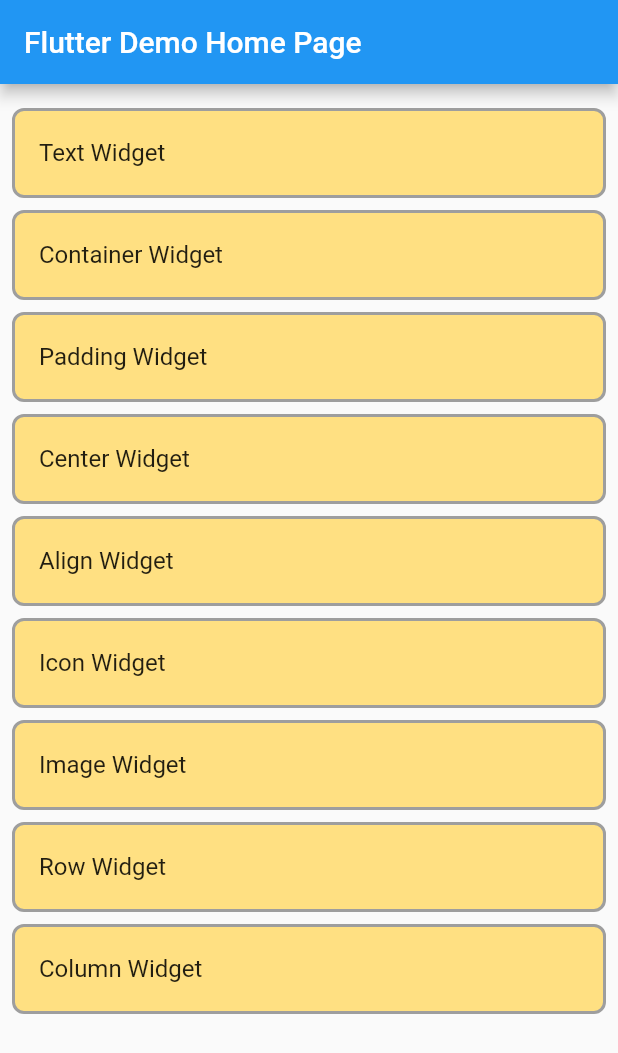
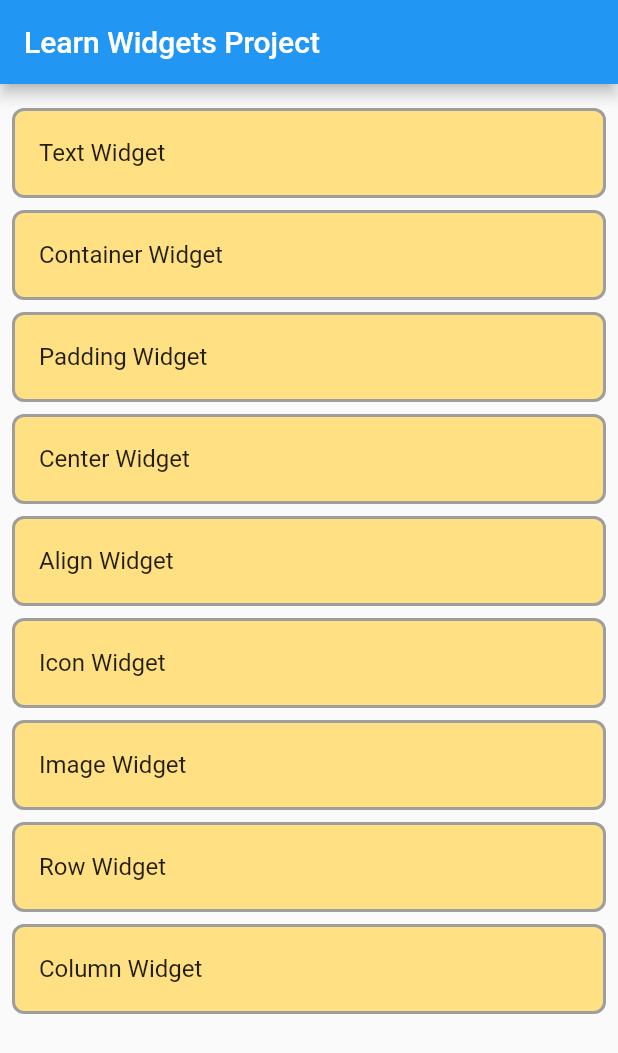
Before and after one commit to payam-zahedi/workshop, a Flutter app: the screen it shows after launch, on a phone screen of 412 x 824 dp. Shown: the top 1053 px of the screen. Run offline on Flutter 3.47's test engine with Material 2 defaults, Android fonts, the phone set to English and light mode, and no system bars.

Commit message:
update home page widget

```diff
--- a/projects/learn_widgets/result/lib/main.dart
+++ b/projects/learn_widgets/result/lib/main.dart
@@ -24,21 +24,19 @@
       theme: ThemeData(
         primarySwatch: Colors.blue,
       ),
-      home: const MyHomePage(title: 'Flutter Demo Home Page'),
+      home: const HomePage(),
     );
   }
 }
 
-class MyHomePage extends StatefulWidget {
-  const MyHomePage({Key? key, required this.title}) : super(key: key);
-
-  final String title;
+class HomePage extends StatefulWidget {
+  const HomePage({Key? key}) : super(key: key);
 
   @override
-  State<MyHomePage> createState() => _MyHomePageState();
+  State<HomePage> createState() => _HomePageState();
 }
 
-class _MyHomePageState extends State<MyHomePage> {
+class _HomePageState extends State<HomePage> {
   @override
   Widget build(BuildContext context) {
     // This method is rerun every time setState is called, for instance as done
@@ -51,7 +49,7 @@
       appBar: AppBar(
         // Here we take the value from the MyHomePage object that was created by
         // the App.build method, and use it to set our appbar title.
-        title: Text(widget.title),
+        title: Text('Learn Widgets Project'),
       ),
       body: ListView(
         padding: EdgeInsets.symmetric(vertical: 8),
```
